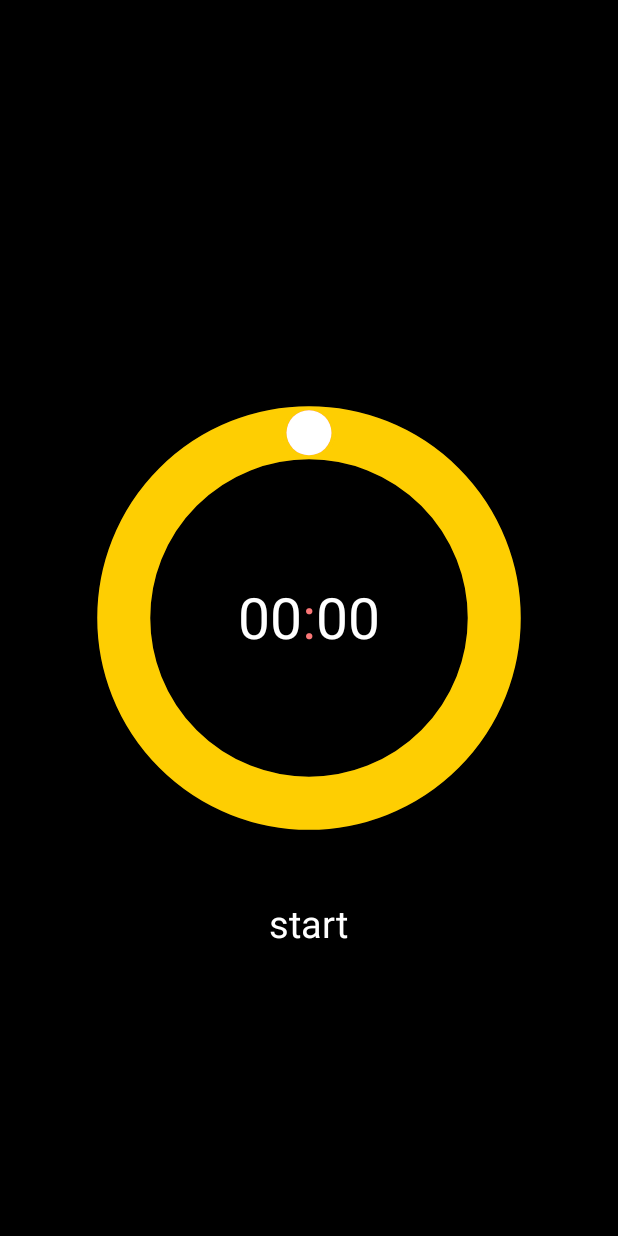
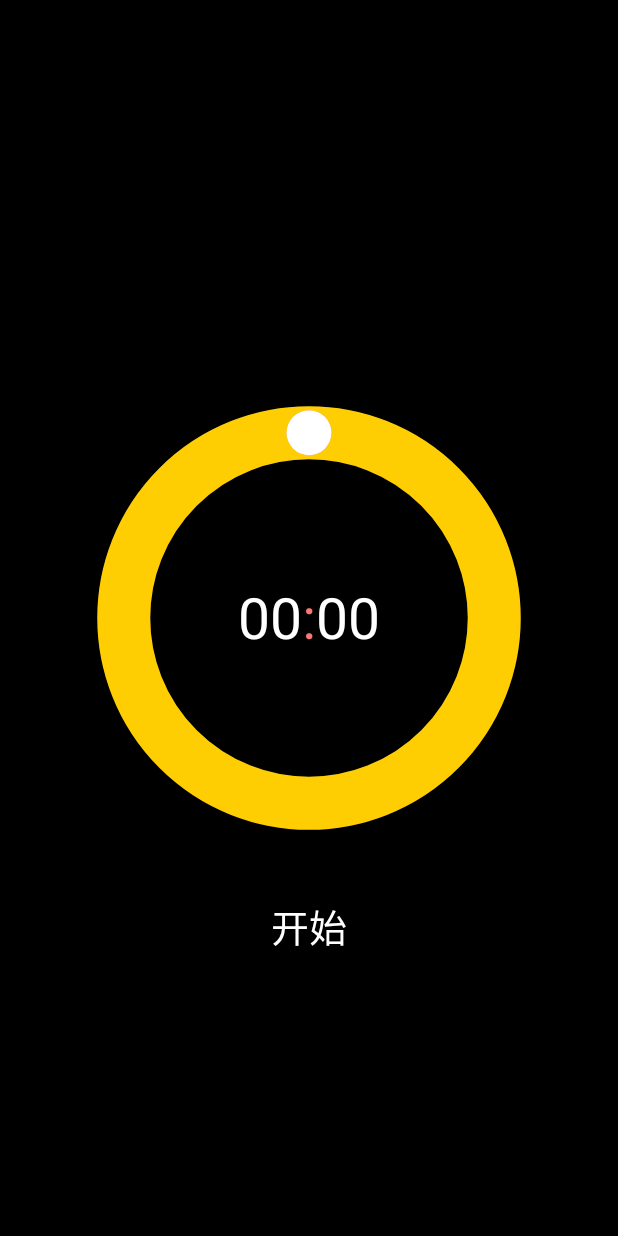
Before and after one commit to ray945/CKT-TODO, an Android app: the ClockAnimationActivity screen opened directly, with no data from a screen before it, on a phone screen of 412 x 824 dp. Run offline under Robolectric (Android 15) with nearby library versions, the light colour scheme and no system bars; libraries missing offline, so code that uses them is left out: com.github.mikephil.charting.

```diff
--- a/app/src/main/res/layout/activity_clockanimation.xml
+++ b/app/src/main/res/layout/activity_clockanimation.xml
@@ -23,7 +23,7 @@
         android:layout_below="@id/ctv"
         android:layout_height="wrap_content"
         android:layout_width="wrap_content"
-        android:text="start"
+        android:text="@string/start"
         android:textSize="25sp"
         android:textColor="#FFFFFFFF"
         android:layout_centerHorizontal="true" />
--- a/app/src/main/res/values/strings.xml
+++ b/app/src/main/res/values/strings.xml
@@ -174,4 +174,9 @@
     <string name="containTask">包含任务</string>
     <string name="planDetail">计划详情</string>
 
+    <string name="start">开始</string>
+    <string name="Abandon_Pomo">是否取消该番茄?</string>
+    <string name="Pomo_Finish">番茄完成</string>
+    <string name="keep_focused">请保持专注</string>
+    <string name="please_set_time">请先设置时间</string>
 </resources>
```
Also changed, not shown: app/src/main/java/com/ckt/ckttodo/ui/ClockAnimationActivity.java (+10 -9 lines).
